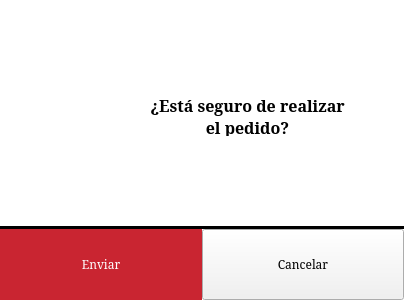
Above: Restaurante/Mesero/enviarpedido.ui from camvaz/restaurante-ihc before the change. Below: the same form after it.
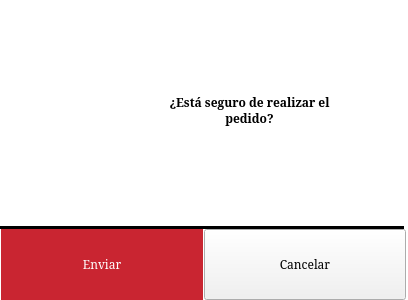
That is the form after the change.

Patch:
```diff
--- a/Restaurante/Mesero/enviarpedido.ui
+++ b/Restaurante/Mesero/enviarpedido.ui
@@ -6,7 +6,7 @@
    <rect>
     <x>0</x>
     <y>0</y>
-    <width>400</width>
+    <width>408</width>
     <height>300</height>
    </rect>
   </property>
@@ -152,7 +152,7 @@
 &lt;html&gt;&lt;head&gt;&lt;meta name=&quot;qrichtext&quot; content=&quot;1&quot; /&gt;&lt;style type=&quot;text/css&quot;&gt;
 p, li { white-space: pre-wrap; }
 &lt;/style&gt;&lt;/head&gt;&lt;body style=&quot; font-family:'Noto Serif'; font-size:11pt; font-weight:400; font-style:normal;&quot;&gt;
-&lt;p align=&quot;center&quot; style=&quot; margin-top:0px; margin-bottom:0px; margin-left:0px; margin-right:0px; -qt-block-indent:0; text-indent:0px;&quot;&gt;&lt;span style=&quot; font-family:'MS Shell Dlg 2'; font-size:12pt; font-weight:600;&quot;&gt;¿Está seguro de realizar el pedido?&lt;/span&gt;&lt;/p&gt;&lt;/body&gt;&lt;/html&gt;</string>
+&lt;p align=&quot;center&quot; style=&quot; margin-top:0px; margin-bottom:0px; margin-left:0px; margin-right:0px; -qt-block-indent:0; text-indent:0px;&quot;&gt;&lt;span style=&quot; font-family:'MS Shell Dlg 2'; font-size:9pt; font-weight:600;&quot;&gt;¿Está seguro de realizar el pedido?&lt;/span&gt;&lt;/p&gt;&lt;/body&gt;&lt;/html&gt;</string>
          </property>
         </widget>
        </item>
```
